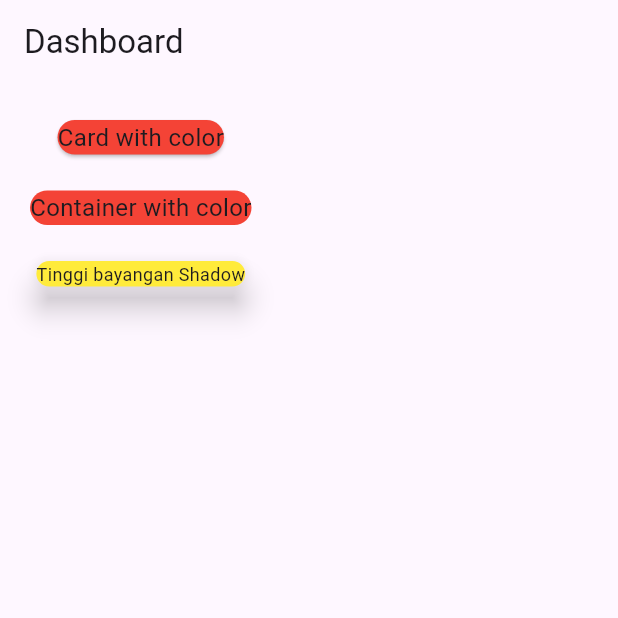
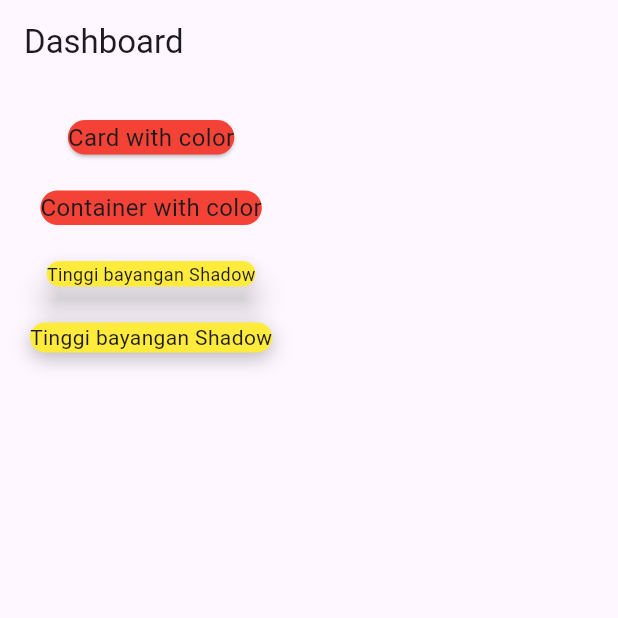
Before and after one commit to zaqimaulana/week8_card, a Flutter app: the screen it shows after launch, on a phone screen of 412 x 824 dp, the top half of it. Run offline on Flutter 3.47's test engine with Material 3 defaults, Android fonts, the phone set to English and light mode, and no system bars.

Commit message:
membuat container dengan BoxShadow

```diff
--- a/lib/pages/page_card_01.dart
+++ b/lib/pages/page_card_01.dart
@@ -36,6 +36,18 @@ class MyHomePage extends StatelessWidget {
                       color: Colors.yellow,
                       child: Text("Tinggi bayangan Shadow", style: TextStyle(fontSize: 12.0)),
                       ),
+                      SizedBox(height: 20.0),
+
+                      Container(
+                      decoration: BoxDecoration(
+                      color: Colors.yellow,
+                      borderRadius: BorderRadius.circular(16),
+                      boxShadow: [
+                      BoxShadow(color: Colors.black26, blurRadius: 10, offset: Offset(0, 4)),
+                      ],
+                      ),
+                      child: Text("Tinggi bayangan Shadow", style: TextStyle(fontSize: 14.0)),
+                      ),
                   ],
                 ),
               ),
```
